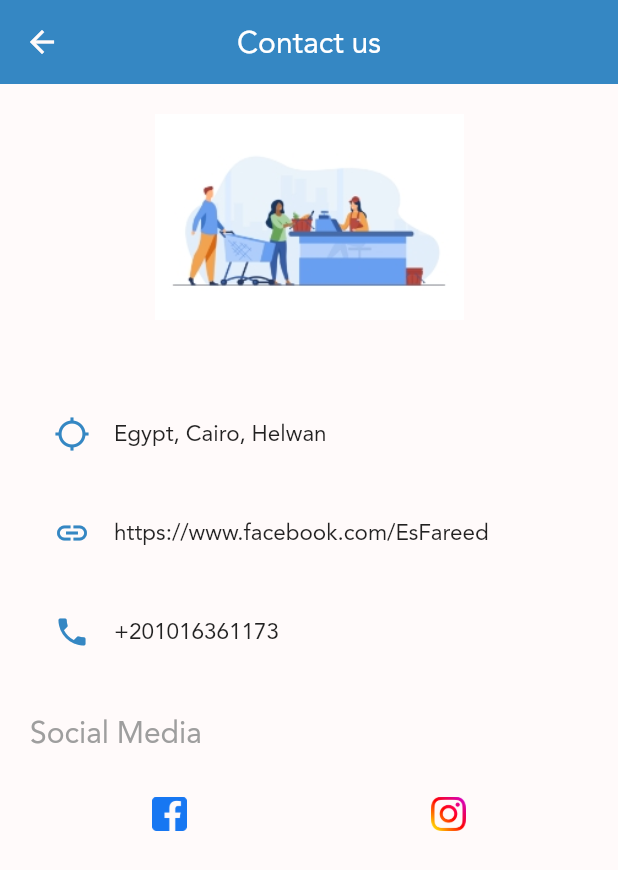
After one commit to EslamFareed/sandc_pos, a Flutter app: the ContactUsScreen screen opened directly, on a phone screen of 412 x 824 dp. The commit adds this screen. Shown: the top 870 px of the screen. Run offline on Flutter 3.47's test engine with Material 2 defaults, Android fonts, the phone set to English and light mode, and no system bars; our stand-ins replace dio, firebase_core, firebase_database, flutter_bloc, flutter_screenutil, get and 1 more; accounts and stored records are empty; generated files the repository leaves out were written again.

Commit message:
add chat,about us,contact us

```diff
--- a/lib/core/components/app_language.dart
+++ b/lib/core/components/app_language.dart
@@ -1,8 +1,8 @@
 import 'package:flutter/material.dart';
+import 'package:flutter_gen/gen_l10n/app_localizations.dart';
 
 import '../../cubits/main_cubit/main_cubit.dart';
 import 'build_drop_down_button.dart';
-import 'package:flutter_gen/gen_l10n/app_localizations.dart';
 
 AppLocalizations getLang(context) {
   return AppLocalizations.of(context)!;
--- /dev/null
+++ b/lib/cubits/chat_cubit/chat_state.dart
@@ -0,0 +1,18 @@
+part of 'chat_cubit.dart';
+
+@immutable
+abstract class ChatState {}
+
+class ChatInitialState extends ChatState {}
+////////////////////////////////////////////
+
+class SendMessageLoadingState extends ChatState {}
+
+class SendMessageSuccessState extends ChatState {}
+
+class SendMessageErrorState extends ChatState {}
+
+////////////////////////////////////////////
+class GetMessagesLoadingState extends ChatState {}
+
+class GetMessagesSuccessState extends ChatState {}
--- a/lib/layouts/app_root.dart
+++ b/lib/layouts/app_root.dart
@@ -5,6 +5,7 @@ import 'package:flutter_screenutil/flutter_screenutil.dart';
 import 'package:flutter_localizations/flutter_localizations.dart';
 import 'package:flutter_gen/gen_l10n/app_localizations.dart';
 import 'package:get/get.dart';
+import 'package:sandc_pos/cubits/chat_cubit/chat_cubit.dart';
 
 import '../../core/style/dark/dark.dart';
 import '../core/style/light/light.dart';
@@ -20,6 +21,7 @@ class AppRoot extends StatelessWidget {
     return MultiBlocProvider(
       providers: [
         BlocProvider(create: (BuildContext context) => MainCubit()),
+        BlocProvider(create: (BuildContext context) => ChatCubit()),
       ],
       child: BlocConsumer<MainCubit, MainStates>(
         listener: (context, state) {},
--- a/lib/main.dart
+++ b/lib/main.dart
@@ -1,11 +1,16 @@
+import 'package:firebase_core/firebase_core.dart';
 import 'package:flutter/material.dart';
 
 import 'core/local/cache/cache_helper.dart';
 import 'core/remote/dio/dio_helper.dart';
+import 'firebase_options.dart';
 import 'layouts/app_root.dart';
 
 void main() async {
   WidgetsFlutterBinding.ensureInitialized();
+  await Firebase.initializeApp(
+    options: DefaultFirebaseOptions.currentPlatform,
+  );
   DioHelper.init();
   await CacheHelper.init();
   runApp(const AppRoot());
--- /dev/null
+++ b/lib/models/message_model.dart
@@ -0,0 +1,29 @@
+class MessageModel {
+  String? senderId;
+  String? receiverId;
+  String? dateTime;
+  String? text;
+
+  MessageModel({
+    this.senderId,
+    this.receiverId,
+    this.dateTime,
+    this.text,
+  });
+
+  MessageModel.fromJson(Map<dynamic, dynamic>? json) {
+    senderId = json!['senderId'];
+    receiverId = json['receiverId'];
+    dateTime = json['dateTime'];
+    text = json['text'];
+  }
+
+  Map<String, dynamic> toMap() {
+    return {
+      'senderId': senderId,
+      'receiverId': receiverId,
+      'dateTime': dateTime,
+      'text': text,
+    };
+  }
+}
--- /dev/null
+++ b/lib/modules/about/contact_us.dart
@@ -0,0 +1,201 @@
+import 'package:flutter/material.dart';
+import 'package:flutter_screenutil/flutter_screenutil.dart';
+import 'package:url_launcher/url_launcher.dart';
+
+class ContactUsScreen extends StatelessWidget {
+  @override
+  Widget build(BuildContext context) {
+    return Scaffold(
+      appBar: AppBar(
+        title: Text(
+          "Contact us",
+        ),
+        centerTitle: true,
+      ),
+      body: SingleChildScrollView(
+        physics: const BouncingScrollPhysics(),
+        padding: const EdgeInsets.all(20.0),
+        child: Column(
+          children: [
+            Image.asset(
+              "assets/images/logo.jpg",
+              width: MediaQuery.of(context).size.width / 2,
+            ),
+            SizedBox(
+              height: 40.0.h,
+            ),
+            Row(
+              mainAxisAlignment: MainAxisAlignment.center,
+              children: [
+                IconButton(
+                  onPressed: () async {
+                    String location =
+                        'https://www.google.com/maps/place/Chefchaoun/@30.0343284,31.2162761,17z/data=!3m1!4b1!4m5!3m4!1s0x145846d5f247ec27:0x97a97e15a729813b!8m2!3d30.0343376!4d31.216236';
+                    try {
+                      bool launched =
+                          await launch(location, forceSafariVC: false);
+
+                      if (!launched) {
+                        await launch(location, forceSafariVC: false);
+                      }
+                    } catch (e) {
+                      await launch(location, forceSafariVC: false);
+                    }
+                  },
+                  icon: Icon(
+                    Icons.location_searching_outlined,
+                    size: 24,
+                  ),
+                  iconSize: 40,
+                ),
+                Expanded(
+                  child: Container(
+                    child: Text(
+                      "Egypt, Cairo, Helwan",
+                      maxLines: 2,
+                      overflow: TextOverflow.ellipsis,
+                      style: Theme.of(context)
+                          .textTheme
+                          .bodyText1!
+                          .copyWith(fontSize: 15),
+                    ),
+                  ),
+                )
+              ],
+            ),
+            SizedBox(height: 10),
+            Row(
+              mainAxisAlignment: MainAxisAlignment.center,
+              children: [
+                IconButton(
+                  onPressed: () async {
+                    String webSite = 'https://www.facebook.com/EsFareed';
+                    try {
+                      bool launched =
+                          await launch(webSite, forceSafariVC: false);
+
+                      if (!launched) {
+                        await launch(webSite, forceSafariVC: false);
+                      }
+                    } catch (e) {
+                      await launch(webSite, forceSafariVC: false);
+                    }
+                  },
+                  icon: Icon(
+                    Icons.link,
+                    size: 24,
+                  ),
+                  iconSize: 40,
+                ),
+                Expanded(
+                  child: Container(
+                    child: Text(
+                      "https://www.facebook.com/EsFareed",
+                      maxLines: 2,
+                      overflow: TextOverflow.ellipsis,
+                      style: Theme.of(context)
+                          .textTheme
+                          .bodyText1!
+                          .copyWith(fontSize: 15),
+                    ),
+                  ),
+                )
+              ],
+            ),
+            SizedBox(height: 10),
+            Row(
+              mainAxisAlignment: MainAxisAlignment.center,
+              children: [
+                IconButton(
+                  onPressed: () async {
+                    try {
+                      bool launched = await launch("tel://+201016361173");
+
+                      if (!launched) {
+                        await launch("tel://+201016361173");
+                      }
+                    } catch (e) {
+                      await launch("tel://+201016361173");
+                    }
+                  },
+                  icon: Icon(
+                    Icons.phone,
+                    size: 24,
+                  ),
+                  iconSize: 40,
+                ),
+                Expanded(
+                  child: Container(
+                    child: Text(
+                      '+201016361173',
+                      maxLines: 2,
+                      overflow: TextOverflow.ellipsis,
+                      style: Theme.of(context)
+                          .textTheme
+                          .bodyText1!
+                          .copyWith(fontSize: 15),
+                    ),
+                  ),
+                )
+              ],
+            ),
+            SizedBox(
+              height: 20,
+            ),
+            Row(mainAxisAlignment: MainAxisAlignment.start, children: [
+              Text(
+                "Social Media",
+                style: TextStyle(color: Colors.grey, fontSize: 20),
+              )
+            ]),
+            SizedBox(
+              height: 25,
+            ),
+            Row(
+              mainAxisAlignment: MainAxisAlignment.spaceAround,
+              children: [
+                GestureDetector(
+                  onTap: () async {
+                    String faceBoockUrl = 'https://www.facebook.com/EsFareed';
+                    try {
+                      bool launched =
+                          await launch(faceBoockUrl, forceSafariVC: false);
+
+                      if (!launched) {
+                        await launch(faceBoockUrl, forceSafariVC: false);
+                      }
+                    } catch (e) {
+                      await launch(faceBoockUrl, forceSafariVC: false);
+                    }
+                  },
+                  child: Image(
+                    image: AssetImage('assets/images/facebook.png'),
+                    width: 20.w,
+                  ),
+                ),
+                GestureDetector(
+                  onTap: () async {
+                    String insta = 'https://www.instagram.com/chefchaoun_co/';
+                    try {
+                      bool launched = await launch(insta, forceSafariVC: false);
+
+                      if (!launched) {
+                        await launch(insta, forceSafariVC: false);
+                      }
+                    } catch (e) {
+                      await launch(insta, forceSafariVC: false);
+                    }
+                  },
+                  child: Image(
+                    image: AssetImage('assets/images/instagram.png'),
+                    width: 20.w,
+                  ),
+                ),
+              ],
+            ),
+          ],
+        ),
+      ),
+    );
+  }
+}
```
Also changed, not shown: lib/cubits/chat_cubit/chat_cubit.dart (added, +78 -0 lines), lib/layouts/main_screen.dart (+18 -4 lines), lib/modules/about/about_us.dart (added, +64 -0 lines), lib/modules/about/components/chat_bubble.dart (added, +64 -0 lines), lib/modules/about/contact_with_admin_screen.dart (added, +132 -0 lines), lib/modules/auth/login.dart (+7 -5 lines), pubspec.yaml (+5 -11 lines), assets/images/facebook.png (added), assets/images/instagram.png (added), lib/firebase_options.dart (added), pubspec.lock, 5 other files.
